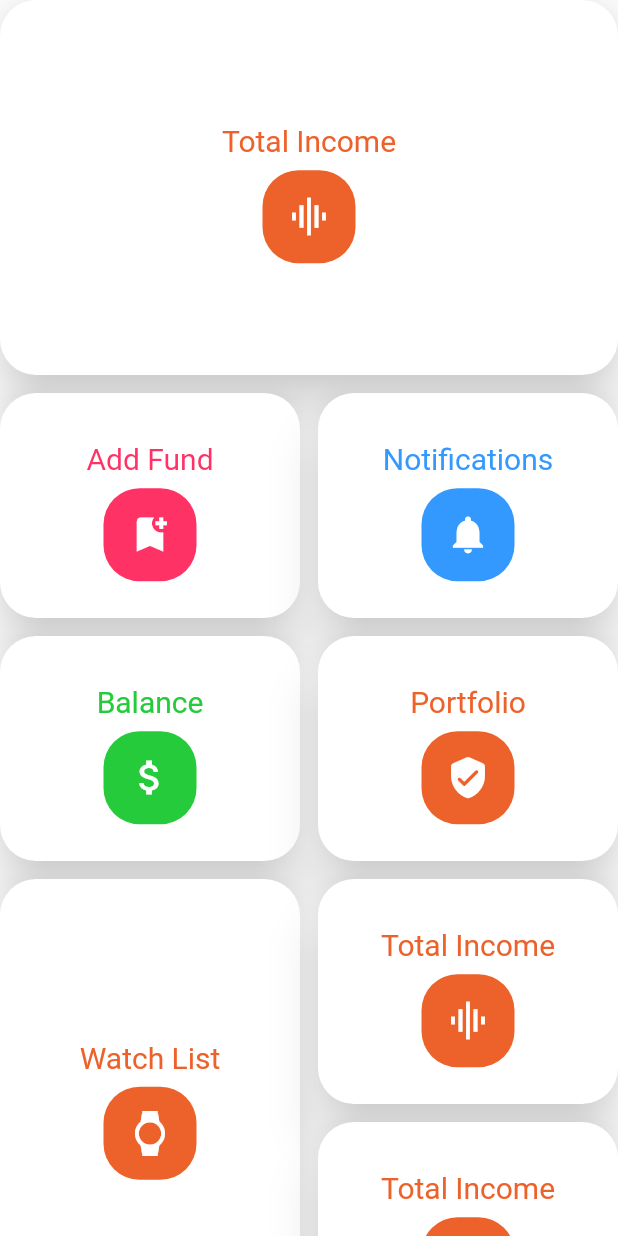
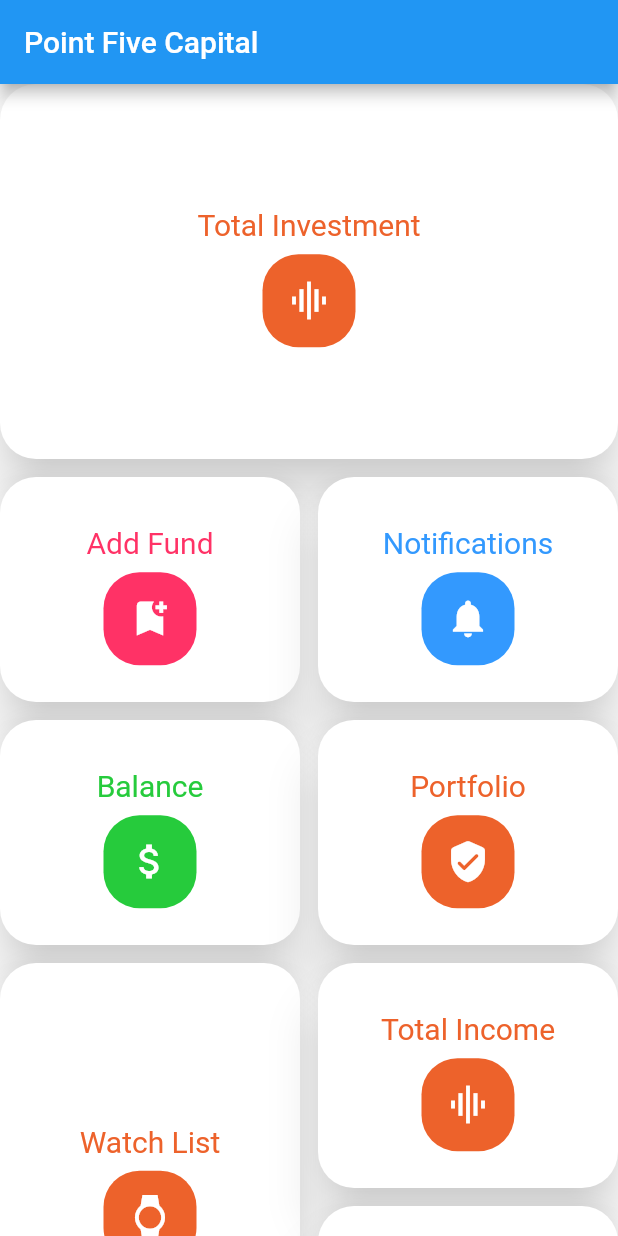
Before and after one commit to Achillies-design/finance_app, a Flutter app: the SumaryScreen screen opened directly, on a phone screen of 412 x 824 dp. Run offline on Flutter 3.47's test engine with Material 2 defaults, Android fonts, the phone set to English and light mode, and no system bars; our stand-ins replace font_awesome_flutter, splashscreen.

Commit message:
initial commit

```diff
--- a/lib/screen/summary_screen.dart
+++ b/lib/screen/summary_screen.dart
@@ -58,13 +58,16 @@ class _SumaryScreenState extends State<SumaryScreen> {
   @override
   Widget build(BuildContext context) {
     return Scaffold(
+      appBar: AppBar(
+        title: Text('Point Five Capital'),
+      ),
       body: Center(
           child: StaggeredGridView.count(
         crossAxisCount: 4,
         crossAxisSpacing: 12.0,
         mainAxisSpacing: 12.0,
         children: <Widget>[
-          MyItems(Icons.graphic_eq, 'Total Income', 0xFFed622b),
+          MyItems(Icons.graphic_eq, 'Total Investment', 0xFFed622b),
           MyItems(Icons.bookmark_add, 'Add Fund', 0xFFff3266),
           MyItems(Icons.notifications, 'Notifications', 0xFF3399fe),
           MyItems(Icons.attach_money, 'Balance', 0xFF26cb3c),
```
